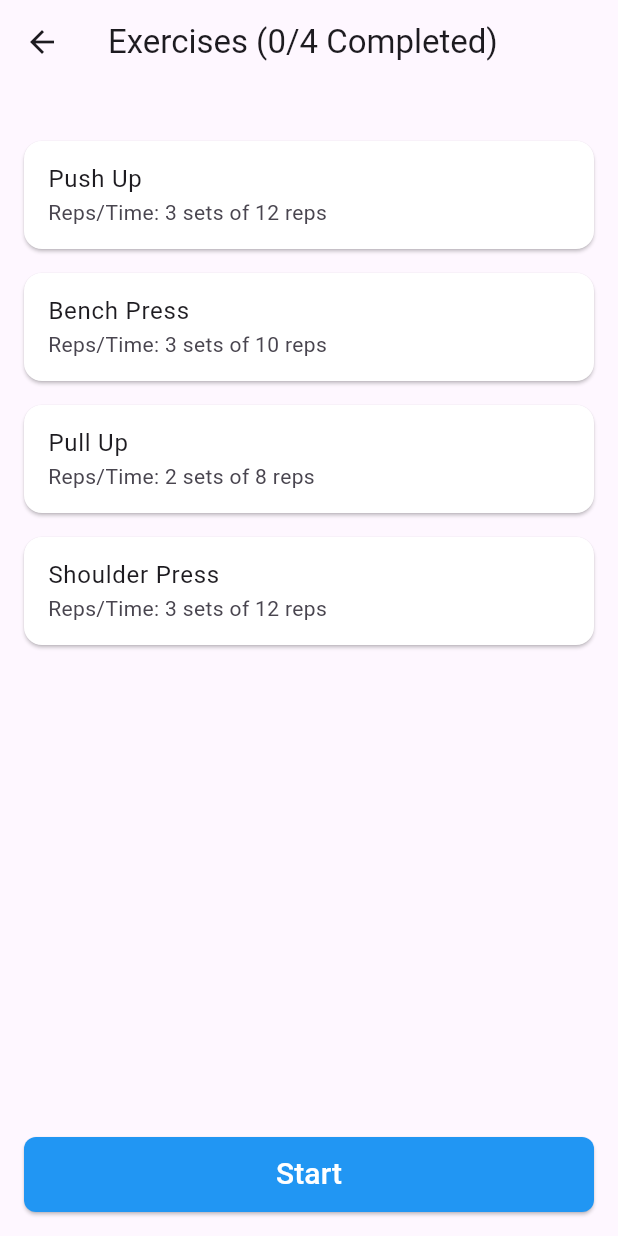
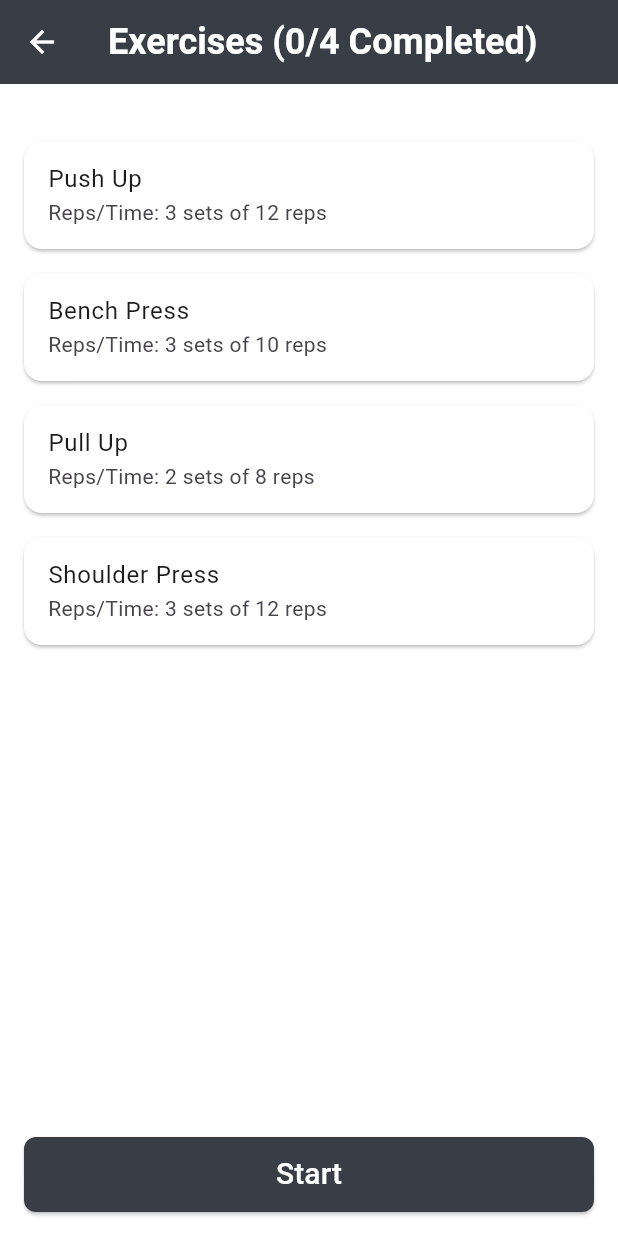
Before and after one commit to TanishSharmaTS/Workout, a Flutter app: the screen it shows after launch, after a tap on "Upper Body", on a phone screen of 412 x 824 dp. Run offline on Flutter 3.47's test engine with Material 3 defaults, Android fonts, the light colour scheme and no system bars; our stand-ins replace shared_preferences, table_calendar; network calls fail.

```diff
--- a/lib/main.dart
+++ b/lib/main.dart
@@ -15,7 +15,7 @@ class WorkoutApp extends StatelessWidget {
       theme: ThemeData(
         primarySwatch: Colors.blue,
       ),
-      debugShowCheckedModeBanner: false,  // This removes the debug banner
+      debugShowCheckedModeBanner: false,
       home: MainPage(),
     );
   }
@@ -64,6 +64,7 @@ class _MainPageState extends State<MainPage> {
         ],
         currentIndex: _selectedIndex,
         selectedItemColor: Colors.blue,
+        backgroundColor: Colors.white,
         onTap: _onItemTapped,  // Switch page on tap
       ),
     );
--- a/lib/pages/home.dart
+++ b/lib/pages/home.dart
@@ -8,6 +8,10 @@ import '../data/workout_category.dart';
 class HomePage extends StatefulWidget {
   @override
   _HomePageState createState() => _HomePageState();
+}
+
+Color hexToColor(String hexCode) {
+  return Color(int.parse('FF$hexCode', radix: 16));
 }
 
 class _HomePageState extends State<HomePage> {
@@ -25,7 +29,7 @@ class _HomePageState extends State<HomePage> {
       workoutType: 'upper_body_workout',
       numberOfExercises: 10,
       estimatedTime: '30 mins',
-      imagePath: 'assets/upper_body.png',
+      imagePath: 'assets/home_page/upperbody.jpeg',
       calories: 200
     ),
     WorkoutCategory(
@@ -33,23 +37,15 @@ class _HomePageState extends State<HomePage> {
       workoutType: 'lower_body_workout',
       numberOfExercises: 12,
       estimatedTime: '35 mins',
-      imagePath: 'assets/lower_body.png',
+      imagePath: 'assets/home_page/lowerbody.png',
       calories: 200
-    ),
-    WorkoutCategory(
-      categoryName: 'Full Body',
-      workoutType: 'full_body_workout',
-      numberOfExercises: 15,
-      estimatedTime: '45 mins',
-      imagePath: 'assets/full_body.png',
-      calories: 150
     ),
     WorkoutCategory(
       categoryName: 'Arms',
       workoutType: 'arms_workout',
       numberOfExercises: 8,
       estimatedTime: '20 mins',
-      imagePath: 'assets/arms.png',
+      imagePath: 'assets/home_page/arms.jpg',
       calories: 200
     ),
     WorkoutCategory(
@@ -57,8 +53,16 @@ class _HomePageState extends State<HomePage> {
       workoutType: 'back_workout',
       numberOfExercises: 10,
       estimatedTime: '25 mins',
-      imagePath: 'assets/back.png',
+      imagePath: 'assets/home_page/back.jpeg',
       calories: 130
+    ),
+    WorkoutCategory(
+        categoryName: 'Full Body',
+        workoutType: 'full_body_workout',
+        numberOfExercises: 15,
+        estimatedTime: '45 mins',
+        imagePath: 'assets/home_page/fullbody.jpeg',
+        calories: 150
     ),
   ];
 
@@ -100,8 +104,17 @@ class _HomePageState extends State<HomePage> {
   @override
   Widget build(BuildContext context) {
     return Scaffold(
+      backgroundColor:Colors.white,
       appBar: AppBar(
-        title: Text('Work Out'),
+        title: Text(
+          'Workout App',
+          style: TextStyle(
+            color: Colors.white,
+            fontWeight: FontWeight.bold,
+            fontSize: 24,
+          ),
+        ),
+        backgroundColor: hexToColor("00ADB5"),
       ),
       body: Padding(
         padding: const EdgeInsets.all(8.0),
@@ -229,13 +242,6 @@ class _HomePageState extends State<HomePage> {
                 ),
               ),
               SizedBox(height: 5),
-              Text(
-                '${category.numberOfExercises} exercises • ${category.estimatedTime}',
-                style: TextStyle(
-                  color: Colors.white,
-                  fontSize: 16,
-                ),
-              ),
             ],
           ),
         ),
--- a/lib/workout_detail/workout_details.dart
+++ b/lib/workout_detail/workout_details.dart
@@ -11,6 +11,10 @@ class WorkoutDetailPage extends StatefulWidget {
 
   @override
   _WorkoutDetailPageState createState() => _WorkoutDetailPageState();
+}
+
+Color hexToColor(String hexCode) {
+  return Color(int.parse('FF$hexCode', radix: 16));
 }
 
 class _WorkoutDetailPageState extends State<WorkoutDetailPage> {
@@ -66,14 +70,25 @@ class _WorkoutDetailPageState extends State<WorkoutDetailPage> {
     int completedCount = exerciseCompleted.where((completed) => completed).length;
 
     return Scaffold(
+      backgroundColor:Colors.white,
+
       appBar: AppBar(
         leading: IconButton(
-          icon: Icon(Icons.arrow_back),
+          icon: Icon(Icons.arrow_back, color:Colors.white),
           onPressed: () {
             Navigator.pop(context);
           },
         ),
-        title: Text('Exercises (${completedCount}/${exercises.length} Completed)'),
+        title: Text('Exercises (${completedCount}/${exercises.length} Completed)',
+          style: TextStyle(
+            color: Colors.white,
+            fontWeight: FontWeight.bold,
+            fontSize: 24,
+          ),
+        ),
+        backgroundColor: hexToColor("393E46"),
+
+
       ),
       body: Stack(
         children: [
@@ -104,7 +119,7 @@ class _WorkoutDetailPageState extends State<WorkoutDetailPage> {
                 height: 50,
                 child: ElevatedButton(
                   style: ElevatedButton.styleFrom(
-                    backgroundColor: Colors.blue,
+                    backgroundColor: hexToColor("393E46"),
                     shape: RoundedRectangleBorder(
                       borderRadius: BorderRadius.circular(8),
                     ),
```
Also changed, not shown: lib/pages/discover_page.dart (+19 -3 lines), lib/pages/history_page.dart (+23 -6 lines), lib/pages/report.dart (+17 -2 lines), lib/workout_detail/exercise_details.dart (+32 -13 lines), assets/arms.png (deleted), assets/back.png (deleted), assets/full_body.png (deleted), assets/lower_body.png (deleted), assets/upper_body.png (deleted).
